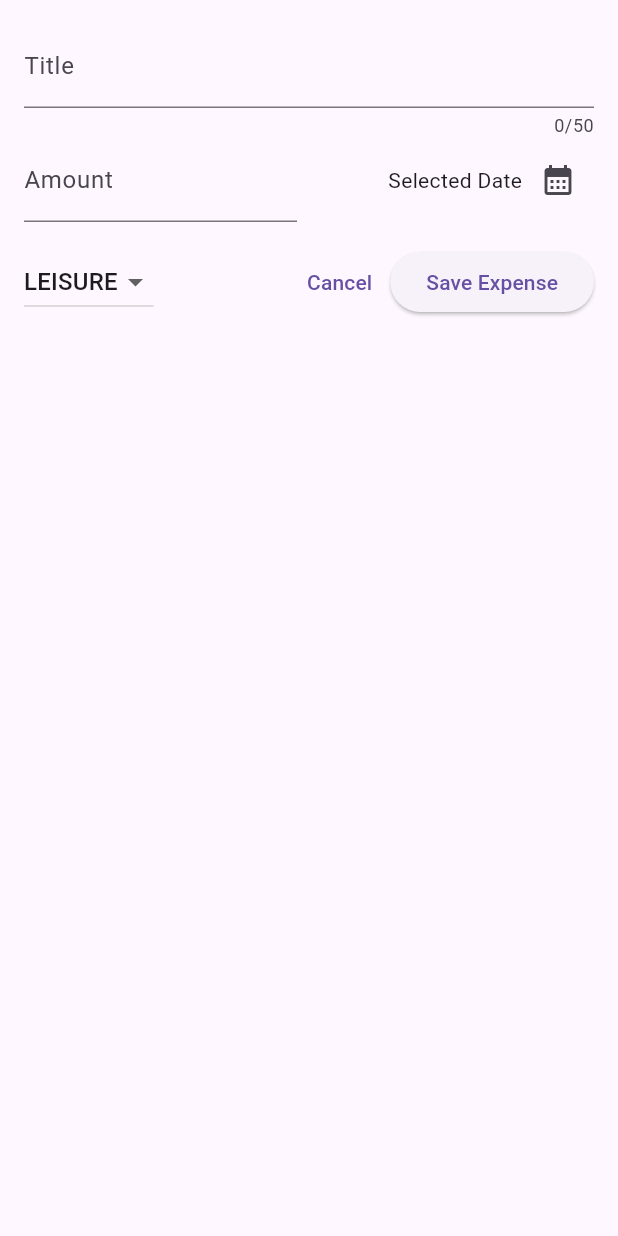
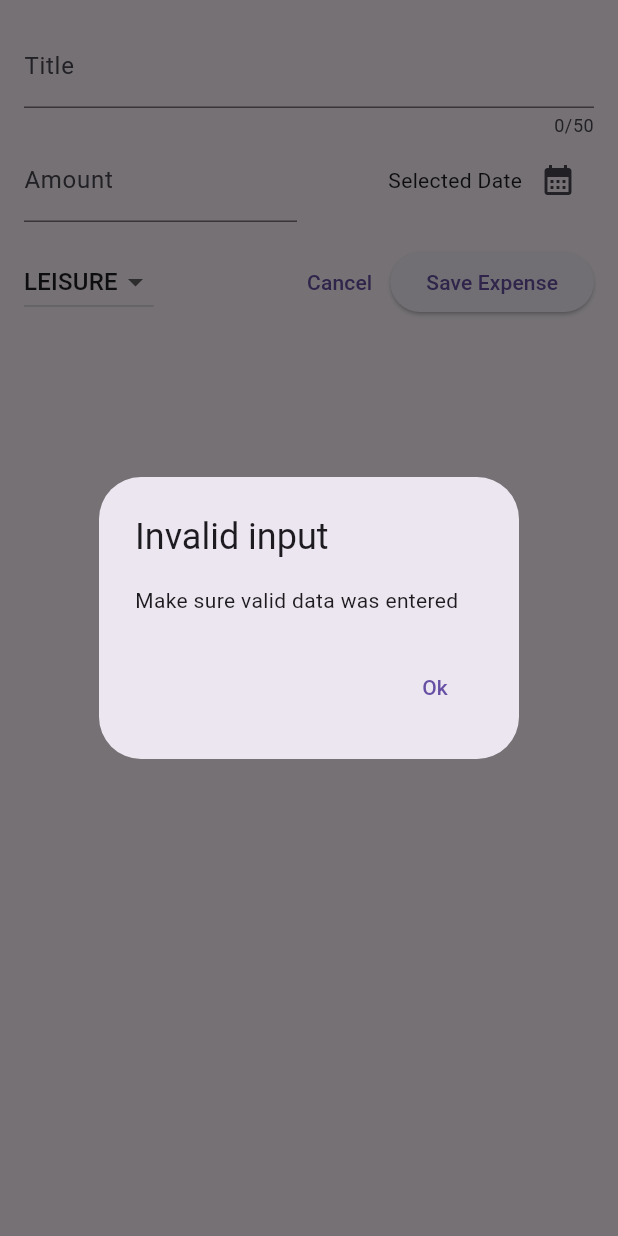
Before and after one commit to pulpetto/Expense-Tracker, a Flutter app: the NewExpense widget shown alone on an empty page, opened directly, after a tap on "Save Expense", on a phone screen of 412 x 824 dp. Run offline on Flutter 3.47's test engine with Material 3 defaults, Android fonts, the phone set to English and light mode, and no system bars.

Commit message:
add logic guard to add expense with no data

```diff
--- a/lib/widgets/new_expense.dart
+++ b/lib/widgets/new_expense.dart
@@ -28,6 +28,34 @@ class _NewExpenseState extends State<NewExpense> {
     setState(() {
       _selectedDate = pickedDate;
     });
+  }
+
+  void _submitExpenseData() {
+    final enteredAmount = double.tryParse(_amountController.text);
+    final amountIsInvalid = enteredAmount == null || enteredAmount <= 0;
+
+    if (_titleController.text.trim().isEmpty ||
+        amountIsInvalid ||
+        _selectedDate == null) {
+      showDialog(
+        context: context,
+        builder:
+            (context) => AlertDialog(
+              title: Text('Invalid input'),
+              content: Text('Make sure valid data was entered'),
+              actions: [
+                TextButton(
+                  onPressed: () {
+                    Navigator.pop(context);
+                  },
+                  child: Text('Ok'),
+                ),
+              ],
+            ),
+      );
+
+      return;
+    }
   }
 
   @override
@@ -111,7 +139,12 @@ class _NewExpenseState extends State<NewExpense> {
                 },
                 child: Text('Cancel'),
               ),
-              ElevatedButton(onPressed: () {}, child: Text('Save Expense')),
+              ElevatedButton(
+                onPressed: () {
+                  _submitExpenseData();
+                },
+                child: Text('Save Expense'),
+              ),
             ],
           ),
         ],
```
